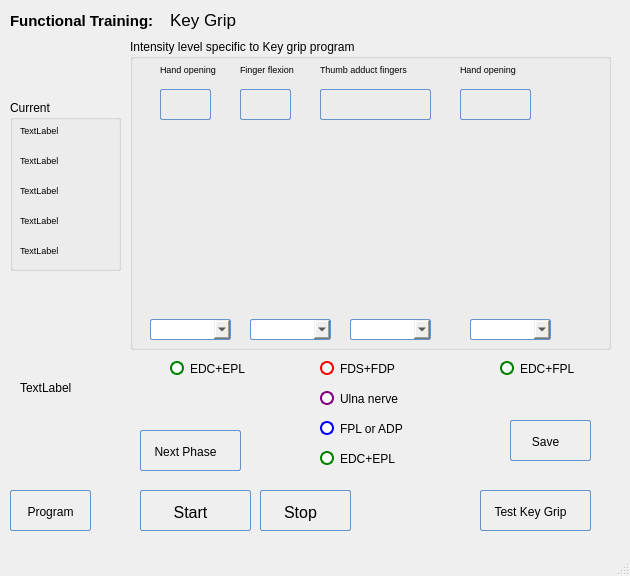
The window that POML060_v1/programkeygripv2.ui (viniltc/POML060) describes before a commit, drawn with Qt 5.
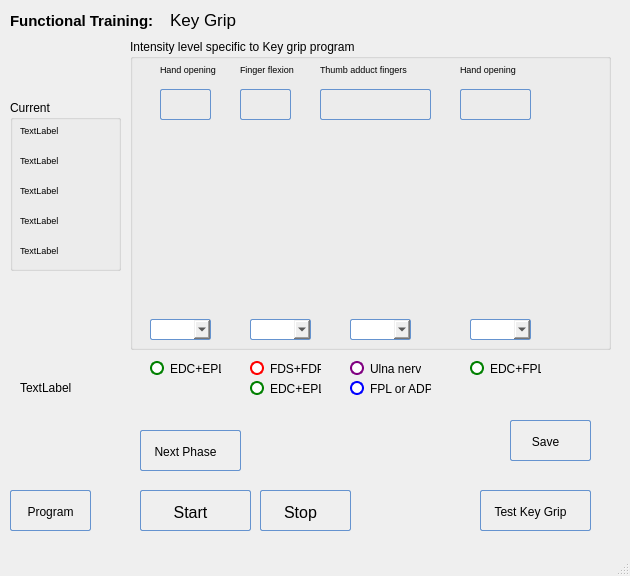
The same window after the commit. Icons and pictures are not drawn.

Diff of the .ui file:
```diff
--- a/POML060_v1/programkeygripv2.ui
+++ b/POML060_v1/programkeygripv2.ui
@@ -20,9 +20,9 @@
    <widget class="QRadioButton" name="radioButton_four">
     <property name="geometry">
      <rect>
-      <x>170</x>
+      <x>150</x>
       <y>360</y>
-      <width>141</width>
+      <width>71</width>
       <height>17</height>
      </rect>
     </property>
@@ -62,9 +62,9 @@
    <widget class="QRadioButton" name="radioButton_one">
     <property name="geometry">
      <rect>
-      <x>320</x>
+      <x>250</x>
       <y>360</y>
-      <width>171</width>
+      <width>71</width>
       <height>17</height>
      </rect>
     </property>
@@ -104,9 +104,9 @@
    <widget class="QRadioButton" name="radioButton_two">
     <property name="geometry">
      <rect>
-      <x>320</x>
-      <y>390</y>
-      <width>161</width>
+      <x>350</x>
+      <y>360</y>
+      <width>71</width>
       <height>17</height>
      </rect>
     </property>
@@ -146,9 +146,9 @@
    <widget class="QRadioButton" name="radioButton_three">
     <property name="geometry">
      <rect>
-      <x>320</x>
-      <y>420</y>
-      <width>141</width>
+      <x>350</x>
+      <y>380</y>
+      <width>81</width>
       <height>17</height>
      </rect>
     </property>
@@ -189,9 +189,9 @@
    <widget class="QRadioButton" name="radioButton_five">
     <property name="geometry">
      <rect>
-      <x>500</x>
+      <x>470</x>
       <y>360</y>
-      <width>151</width>
+      <width>71</width>
       <height>17</height>
      </rect>
     </property>
@@ -480,7 +480,7 @@
       <rect>
        <x>20</x>
        <y>280</y>
-       <width>81</width>
+       <width>61</width>
        <height>21</height>
       </rect>
      </property>
@@ -498,7 +498,7 @@
                 stop :   0.5 #c7dfff, stop :   0.55 #afd2ff, stop :   1.0 #c0dbff);
         color: #0000;
         font:  large &quot;Arial&quot;;
-		font-size: 14px;
+		font-size: 10px;
         height: 30px;
 }
 
@@ -534,7 +534,7 @@
       <rect>
        <x>120</x>
        <y>280</y>
-       <width>81</width>
+       <width>61</width>
        <height>21</height>
       </rect>
      </property>
@@ -552,7 +552,7 @@
                 stop :   0.5 #c7dfff, stop :   0.55 #afd2ff, stop :   1.0 #c0dbff);
         color: #0000;
         font:  large &quot;Arial&quot;;
-		font-size: 14px;
+		font-size: 10px;
         height: 30px;
 }
 
@@ -588,7 +588,7 @@
       <rect>
        <x>220</x>
        <y>280</y>
-       <width>81</width>
+       <width>61</width>
        <height>21</height>
       </rect>
      </property>
@@ -606,7 +606,7 @@
                 stop :   0.5 #c7dfff, stop :   0.55 #afd2ff, stop :   1.0 #c0dbff);
         color: #0000;
         font:  large &quot;Arial&quot;;
-		font-size: 14px;
+		font-size: 10px;
         height: 30px;
 }
 
@@ -642,7 +642,7 @@
       <rect>
        <x>340</x>
        <y>280</y>
-       <width>81</width>
+       <width>61</width>
        <height>21</height>
       </rect>
      </property>
@@ -660,7 +660,7 @@
                 stop :   0.5 #c7dfff, stop :   0.55 #afd2ff, stop :   1.0 #c0dbff);
         color: #0000;
         font:  large &quot;Arial&quot;;
-		font-size: 14px;
+		font-size: 10px;
         height: 30px;
 }
 
@@ -688,6 +688,19 @@
 }</string>
      </property>
     </widget>
+    <widget class="QLabel" name="label_Ulna_2">
+     <property name="geometry">
+      <rect>
+       <x>220</x>
+       <y>200</y>
+       <width>47</width>
+       <height>13</height>
+      </rect>
+     </property>
+     <property name="text">
+      <string/>
+     </property>
+    </widget>
    </widget>
    <widget class="QLabel" name="label">
     <property name="geometry">
@@ -940,9 +953,9 @@
    <widget class="QRadioButton" name="radioButton_six">
     <property name="geometry">
      <rect>
-      <x>320</x>
-      <y>450</y>
-      <width>141</width>
+      <x>250</x>
+      <y>380</y>
+      <width>71</width>
       <height>17</height>
      </rect>
     </property>
@@ -1043,19 +1056,6 @@
      <string>Test Key Grip</string>
     </property>
    </widget>
-   <widget class="QLabel" name="label_Ulna">
-    <property name="geometry">
-     <rect>
-      <x>20</x>
-      <y>230</y>
-      <width>47</width>
-      <height>13</height>
-     </rect>
-    </property>
-    <property name="text">
-     <string/>
-    </property>
-   </widget>
    <widget class="QPushButton" name="pushButton_save">
     <property name="geometry">
      <rect>
@@ -1111,84 +1111,6 @@
      <string>Save</string>
     </property>
    </widget>
-   <widget class="QLabel" name="label_EDC1">
-    <property name="geometry">
-     <rect>
-      <x>120</x>
-      <y>360</y>
-      <width>47</width>
-      <height>13</height>
-     </rect>
-    </property>
-    <property name="text">
-     <string/>
-    </property>
-   </widget>
-   <widget class="QLabel" name="label_EDC2">
-    <property name="geometry">
-     <rect>
-      <x>270</x>
-      <y>450</y>
-      <width>47</width>
-      <height>13</height>
-     </rect>
-    </property>
-    <property name="text">
-     <string/>
-    </property>
-   </widget>
-   <widget class="QLabel" name="label_FDS">
-    <property name="geometry">
-     <rect>
-      <x>270</x>
-      <y>360</y>
-      <width>47</width>
-      <height>13</height>
-     </rect>
-    </property>
-    <property name="text">
-     <string/>
-    </property>
-   </widget>
-   <widget class="QLabel" name="label_Ulna_2">
-    <property name="geometry">
-     <rect>
-      <x>270</x>
-      <y>390</y>
-      <width>47</width>
-      <height>13</height>
-     </rect>
-    </property>
-    <property name="text">
-     <string/>
-    </property>
-   </widget>
-   <widget class="QLabel" name="label_ADP">
-    <property name="geometry">
-     <rect>
-      <x>270</x>
-      <y>420</y>
-      <width>47</width>
-      <height>13</height>
-     </rect>
-    </property>
-    <property name="text">
-     <string/>
-    </property>
-   </widget>
-   <widget class="QLabel" name="label_EDC3">
-    <property name="geometry">
-     <rect>
-      <x>450</x>
-      <y>360</y>
-      <width>47</width>
-      <height>13</height>
-     </rect>
-    </property>
-    <property name="text">
-     <string/>
-    </property>
-   </widget>
    <widget class="QLabel" name="label_currOne">
     <property name="geometry">
      <rect>
@@ -1305,6 +1227,84 @@
      <string>TextLabel</string>
     </property>
    </widget>
+   <widget class="QLabel" name="label_ADP">
+    <property name="geometry">
+     <rect>
+      <x>390</x>
+      <y>440</y>
+      <width>47</width>
+      <height>13</height>
+     </rect>
+    </property>
+    <property name="text">
+     <string/>
+    </property>
+   </widget>
+   <widget class="QLabel" name="label_FDS">
+    <property name="geometry">
+     <rect>
+      <x>380</x>
+      <y>460</y>
+      <width>47</width>
+      <height>13</height>
+     </rect>
+    </property>
+    <property name="text">
+     <string/>
+    </property>
+   </widget>
+   <widget class="QLabel" name="label_Ulna">
+    <property name="geometry">
+     <rect>
+      <x>380</x>
+      <y>460</y>
+      <width>47</width>
+      <height>13</height>
+     </rect>
+    </property>
+    <property name="text">
+     <string/>
+    </property>
+   </widget>
+   <widget class="QLabel" name="label_EDC1">
+    <property name="geometry">
+     <rect>
+      <x>310</x>
+      <y>440</y>
+      <width>47</width>
+      <height>13</height>
+     </rect>
+    </property>
+    <property name="text">
+     <string/>
+    </property>
+   </widget>
+   <widget class="QLabel" name="label_EDC2">
+    <property name="geometry">
+     <rect>
+      <x>340</x>
+      <y>440</y>
+      <width>47</width>
+      <height>13</height>
+     </rect>
+    </property>
+    <property name="text">
+     <string/>
+    </property>
+   </widget>
+   <widget class="QLabel" name="label_EDC3">
+    <property name="geometry">
+     <rect>
+      <x>400</x>
+      <y>450</y>
+      <width>47</width>
+      <height>13</height>
+     </rect>
+    </property>
+    <property name="text">
+     <string/>
+    </property>
+   </widget>
    <zorder>groupBox_2</zorder>
    <zorder>radioButton_four</zorder>
    <zorder>radioButton_one</zorder>
```
Left out of the diff: 13 changed lines with no effect on the pictures.
